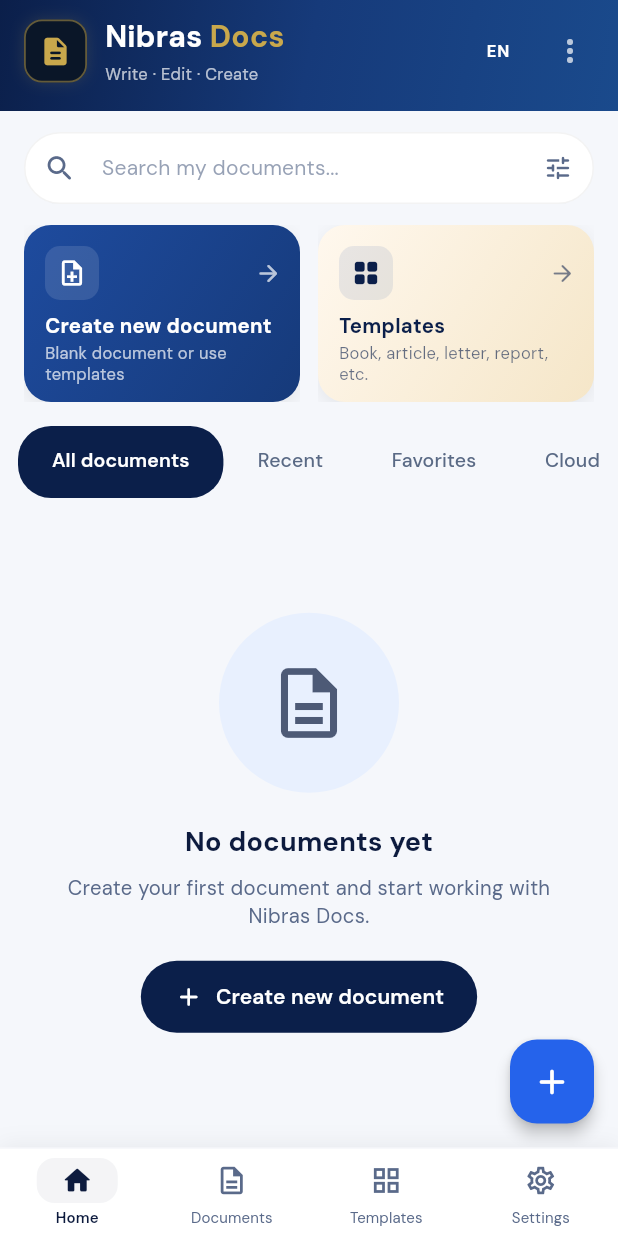
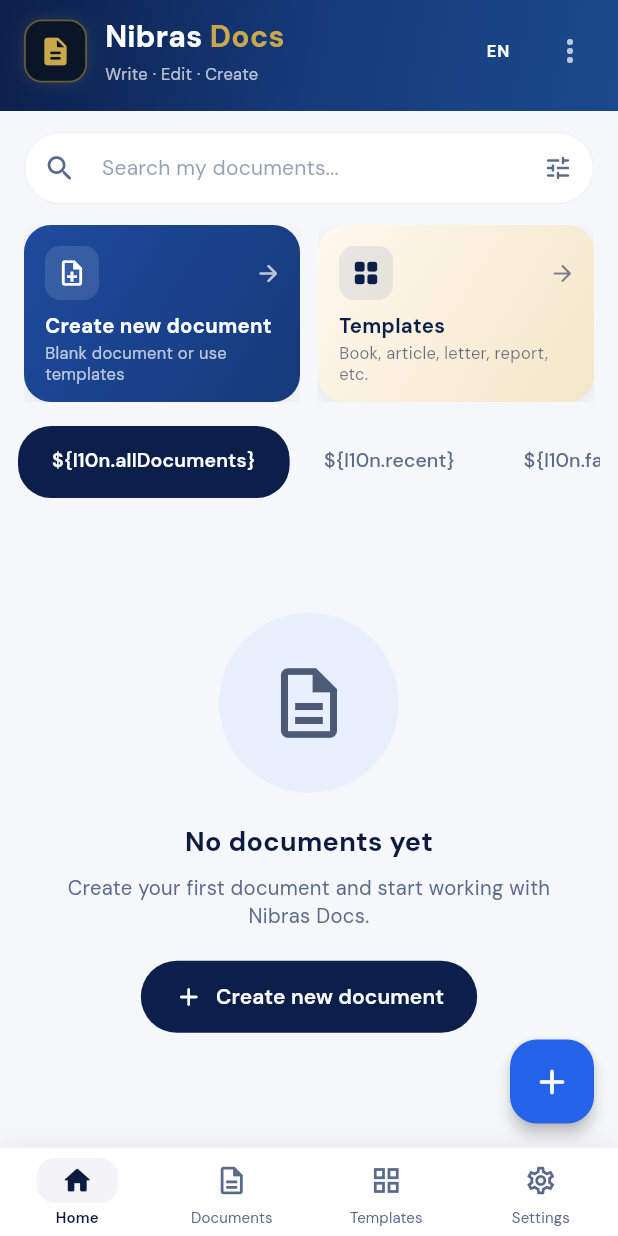
Before and after one commit to mmuxax-bot/NibrasDocs, a Flutter app: the screen it shows after launch, on a phone screen of 412 x 824 dp. Run offline on Flutter 3.47's test engine with Material 3 defaults, Android fonts, the phone set to English and light mode, and no system bars; our stand-ins replace connectivity_plus, flutter_svg, go_router, google_fonts, pdf, share_plus and 3 more; accounts and stored records are empty.

Commit message:
Safely escape dollars in document list and subscription screens

```diff
--- a/lib/presentation/documents_list_screen/documents_list_screen.dart
+++ b/lib/presentation/documents_list_screen/documents_list_screen.dart
@@ -97,7 +97,7 @@ class _DocumentsListScreenState extends State<DocumentsListScreen>
   }
 
   String _formatDate(DateTime dt) {
-    return '${dt.day.toString().padLeft(2, '0')}.${dt.month.toString().padLeft(2, '0')}.${dt.year}';
+    return '\${dt.day.toString().padLeft(2, '0')}.\${dt.month.toString().padLeft(2, '0')}.\${dt.year}';
   }
 
   void _openEditor(DocumentModel doc) {
@@ -129,11 +129,11 @@ class _DocumentsListScreenState extends State<DocumentsListScreen>
           title: const Text('Document limit'),
           content: Text(
             tier == PlanTier.free
-                ? 'Free plan includes up to ${PremiumService.maxDocsFree} documents.
+                ? 'Free plan includes up to \${PremiumService.maxDocsFree} documents.
 
 '
-                  'Upgrade to Pro ($2.75/mo) for unlimited documents and up to 150 pages each.'
-                : 'Upgrade to Elite ($5.75/mo) for unlimited page length.',
+                  'Upgrade to Pro (\$2.75/mo) for unlimited documents and up to 150 pages each.'
+                : 'Upgrade to Elite (\$5.75/mo) for unlimited page length.',
           ),
           actions: [
             TextButton(
@@ -616,10 +616,10 @@ class _DocumentsListScreenState extends State<DocumentsListScreen>
           fontWeight: FontWeight.w500,
         ),
         tabs: [
-          Tab(text: '  ${l10n.allDocuments}  '),
-          Tab(text: '  ${l10n.recent}  '),
-          Tab(text: '  ${l10n.favorites}  '),
-          Tab(text: '  ${l10n.cloud}  '),
+          Tab(text: '  \${l10n.allDocuments}  '),
+          Tab(text: '  \${l10n.recent}  '),
+          Tab(text: '  \${l10n.favorites}  '),
+          Tab(text: '  \${l10n.cloud}  '),
         ],
       ),
     );
@@ -807,7 +807,7 @@ class _DocumentsListScreenState extends State<DocumentsListScreen>
                     ),
                     const SizedBox(height: 2),
                     Text(
-                      '${_formatDate(doc.updatedAt)} · ${doc.wordCount} ${l10n.words}',
+                      '\${_formatDate(doc.updatedAt)} · \${doc.wordCount} \${l10n.words}',
                       style: GoogleFonts.dmSans(
                         fontSize: 12,
                         color: theme.colorScheme.onSurfaceVariant,
@@ -869,7 +869,7 @@ class _DocumentsListScreenState extends State<DocumentsListScreen>
           ),
           const SizedBox(height: 16),
           Text(
-            '${_docs.length} ${l10n.documentsSaved}',
+            '\${_docs.length} \${l10n.documentsSaved}',
             style: GoogleFonts.dmSans(
               fontSize: 14,
               fontWeight: FontWeight.w500,
```
Also changed, not shown: lib/presentation/subscription_plan_screen/subscription_plan_screen.dart (+5 -5 lines).
